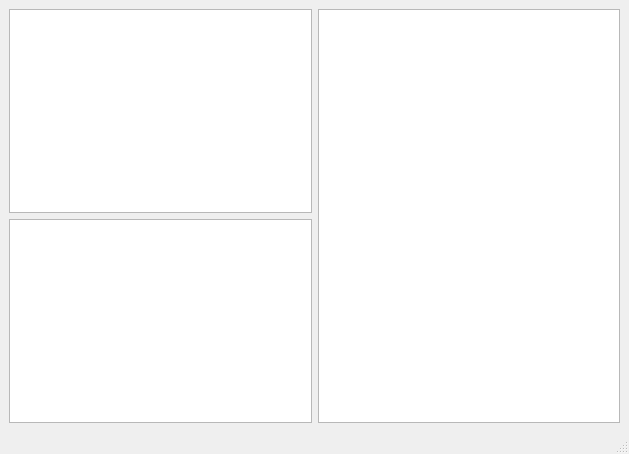
First picture: the form in OsosCompiler/mainwindow.ui, repository MahmoudOsama97/Compiler-project, before the edit.
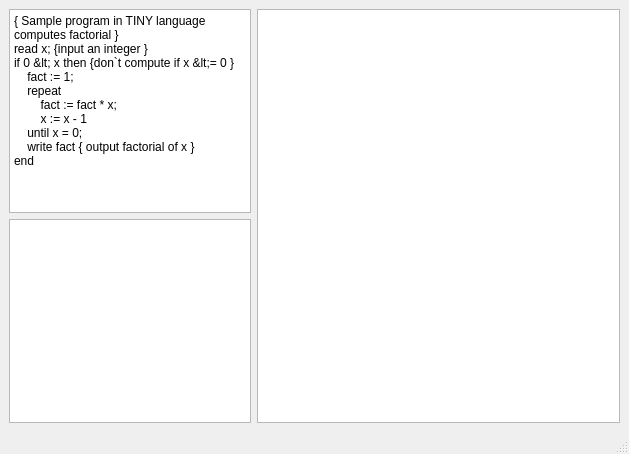
Second picture: the form after the edit.

Commit message: clear the parser input every time

```diff
--- a/OsosCompiler/mainwindow.ui
+++ b/OsosCompiler/mainwindow.ui
@@ -15,20 +15,53 @@
   </property>
   <widget class="QWidget" name="centralwidget">
    <property name="sizePolicy">
-    <sizepolicy hsizetype="Fixed" vsizetype="Preferred">
+    <sizepolicy hsizetype="Preferred" vsizetype="Preferred">
      <horstretch>0</horstretch>
      <verstretch>0</verstretch>
     </sizepolicy>
    </property>
    <layout class="QGridLayout" name="gridLayout">
     <item row="0" column="0">
-     <widget class="QPlainTextEdit" name="Input"/>
+     <widget class="QPlainTextEdit" name="Input">
+      <property name="sizePolicy">
+       <sizepolicy hsizetype="Expanding" vsizetype="Expanding">
+        <horstretch>2</horstretch>
+        <verstretch>0</verstretch>
+       </sizepolicy>
+      </property>
+      <property name="plainText">
+       <string>{ Sample program in TINY language computes factorial }
+read x; {input an integer }
+if 0 &lt; x then {don`t compute if x &lt;= 0 }
+    fact := 1;
+    repeat
+        fact := fact * x;
+        x := x - 1
+    until x = 0;
+    write fact { output factorial of x }
+end
+</string>
+      </property>
+     </widget>
     </item>
     <item row="1" column="0">
-     <widget class="QPlainTextEdit" name="Output"/>
+     <widget class="QPlainTextEdit" name="Output">
+      <property name="sizePolicy">
+       <sizepolicy hsizetype="Expanding" vsizetype="Expanding">
+        <horstretch>2</horstretch>
+        <verstretch>0</verstretch>
+       </sizepolicy>
+      </property>
+     </widget>
     </item>
     <item row="0" column="1" rowspan="2">
      <widget class="QGraphicsView" name="graphicsView">
+      <property name="sizePolicy">
+       <sizepolicy hsizetype="Expanding" vsizetype="Expanding">
+        <horstretch>3</horstretch>
+        <verstretch>0</verstretch>
+       </sizepolicy>
+      </property>
       <property name="backgroundBrush">
        <brush brushstyle="SolidPattern">
         <color alpha="255">
```
Left out of the diff: 2 changed lines with no effect on the pictures. The commit also changes 8 other files.
